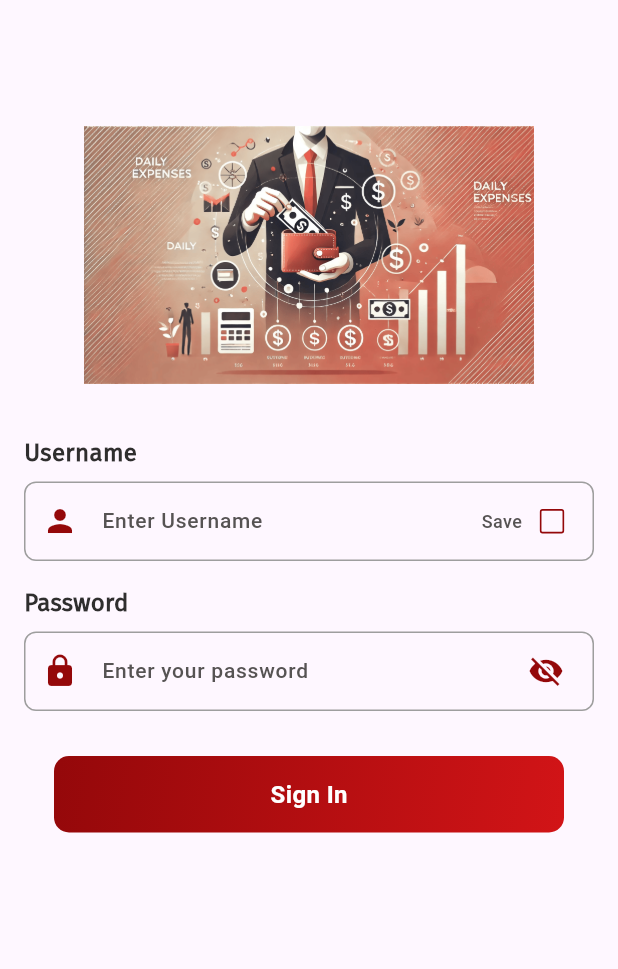
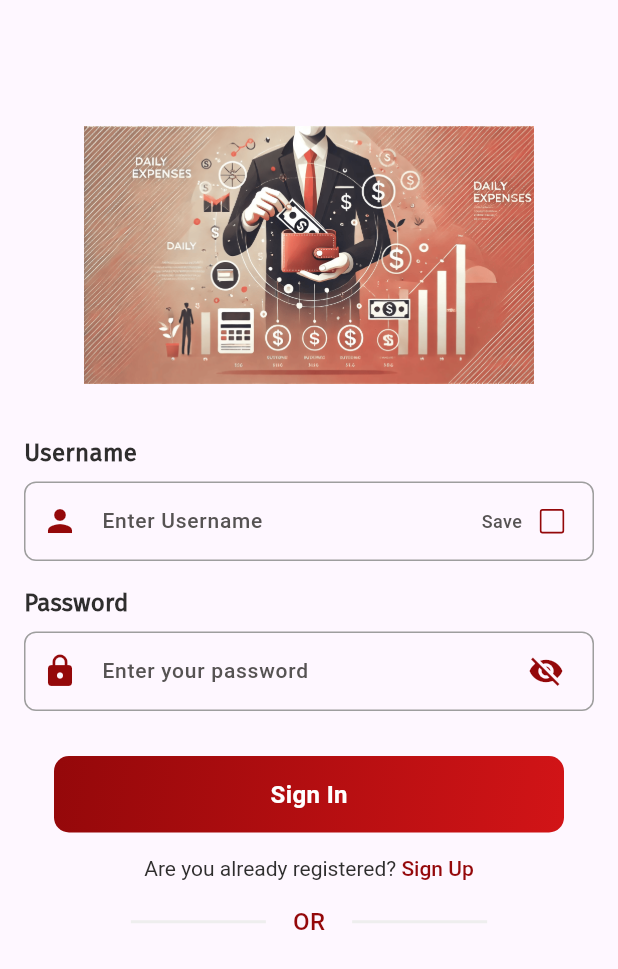
Before and after one commit to AbuSayedMasud/daily_expense, a Flutter app: the screen it shows after launch, on a phone screen of 412 x 824 dp. Shown: the top 969 px of the screen. Run offline on Flutter 3.47's test engine with Material 3 defaults, Android fonts, the light colour scheme and no system bars; project files that could hold a hidden picture were left out.

Commit message:
highlited text add

```diff
--- a/lib/components/color/colors.dart
+++ b/lib/components/color/colors.dart
@@ -13,3 +13,4 @@ const titleColor = Color(0xFF2F2E2E);
 const hintsColor=Color(0xff565353);
 const primaryColor=Color(0xFF94080A);
 const primaryTextColor=Color(0xff404040);
+const dividerColor = Color(0xffeeeeee);
--- a/lib/components/textEditField/passwordinputfield.dart
+++ b/lib/components/textEditField/passwordinputfield.dart
@@ -78,6 +78,7 @@ class _PasswordInputFieldState extends State<PasswordInputField> {
           enableSuggestions: false, // Disable suggestions for password
           autocorrect: false, // Disable autocorrect for password
         ),
+
       ],
     );
   }
--- a/lib/main.dart
+++ b/lib/main.dart
@@ -1,5 +1,7 @@
+import 'package:daily_expense/components/color/colors.dart';
 import 'package:daily_expense/components/customButton/submittbutton.dart';
 import 'package:daily_expense/components/textEditField/passwordinputfield.dart';
+import 'package:flutter/gestures.dart';
 import 'package:flutter/material.dart';
 
 import 'components/textEditField/username.dart';
@@ -78,6 +80,60 @@ class _MyHomePageState extends State<MyHomePage> {
               Padding(
                 padding: EdgeInsets.fromLTRB(20, 0, 20, 0),
                 child: SubmitButton(onButtonClick: () {}),
+              ),
+              SizedBox(
+                height: 16,
+              ),
+              Align(
+                alignment: Alignment.center,
+                child: RichText(
+                    text: TextSpan(
+                        text: "Are you already registered? ",
+                        style: TextStyle(color: titleColor, fontSize: 14),
+                        children: [
+                      TextSpan(
+                          text: "Sign Up",
+                          style: TextStyle(
+                              color: primaryColor,
+                              fontSize: 14,
+                              fontWeight: FontWeight.w500),
+                          recognizer: TapGestureRecognizer()..onTap = () {})
+                    ])),
+              ),
+              SizedBox(height: 16),
+              Align(
+                alignment: Alignment.center,
+                child: Row(
+                  mainAxisAlignment: MainAxisAlignment.center,
+                  children: [
+                    SizedBox(
+                      width: 100,
+                      child: Divider(
+                        color: Color(0xffeeeeee),
+                        thickness: 2,
+                        endIndent: 10, // Add spacing before 'or'
+                      ),
+                    ),
+                    Padding(
+                      padding: EdgeInsets.fromLTRB(8, 0, 8, 0),
+                      child: Text(
+                        "OR",
+                        style: TextStyle(
+                            color: primaryColor,
+                            fontSize: 16,
+                            fontWeight: FontWeight.w500),
+                      ),
+                    ),
+                    SizedBox(
+                      width: 100,
+                      child: Divider(
+                        color: Color(0xffeeeeee),
+                        thickness: 2,
+                        indent: 10,
+                      ),
+                    ),
+                  ],
+                ),
               )
             ],
           ),
```
